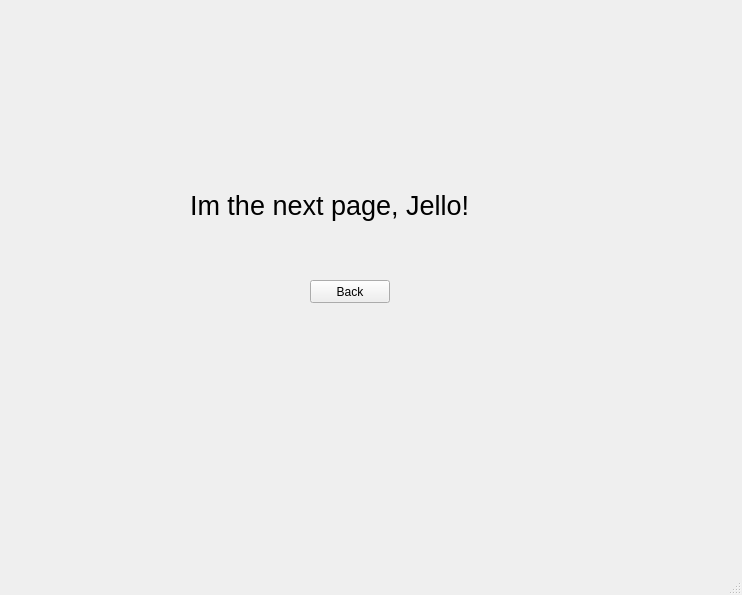
Qt form guiv1.ui (ggrkp/projectv1) before a commit.
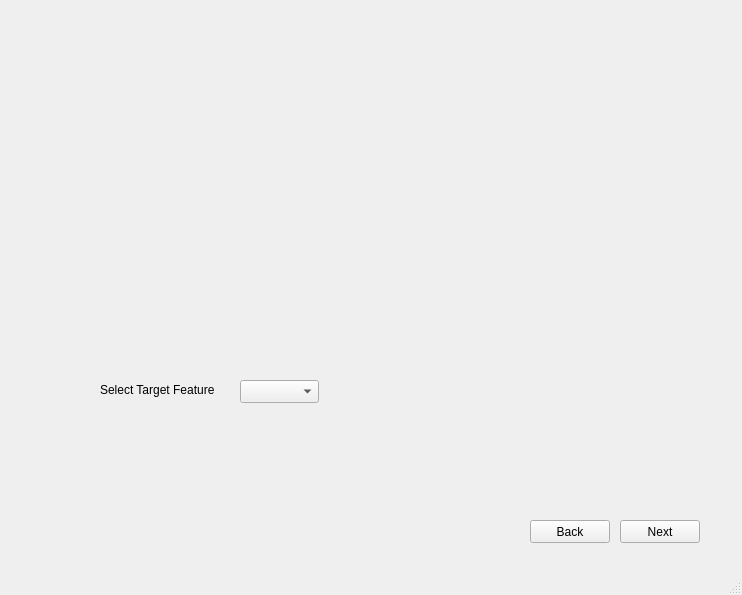
The same form after that commit.

```diff
--- a/guiv1.ui
+++ b/guiv1.ui
@@ -17,10 +17,10 @@
    <widget class="QStackedWidget" name="stackedWidget">
     <property name="geometry">
      <rect>
-      <x>40</x>
+      <x>10</x>
       <y>10</y>
-      <width>671</width>
-      <height>511</height>
+      <width>691</width>
+      <height>541</height>
      </rect>
     </property>
     <property name="currentIndex">
@@ -127,35 +127,105 @@
      </widget>
     </widget>
     <widget class="QWidget" name="page_2">
+     <widget class="QPushButton" name="backButton1">
+      <property name="geometry">
+       <rect>
+        <x>520</x>
+        <y>510</y>
+        <width>80</width>
+        <height>23</height>
+       </rect>
+      </property>
+      <property name="text">
+       <string>Back</string>
+      </property>
+     </widget>
+     <widget class="QPushButton" name="nextButton1">
+      <property name="geometry">
+       <rect>
+        <x>610</x>
+        <y>510</y>
+        <width>80</width>
+        <height>23</height>
+       </rect>
+      </property>
+      <property name="text">
+       <string>Next</string>
+      </property>
+     </widget>
+     <widget class="QComboBox" name="comboBox">
+      <property name="geometry">
+       <rect>
+        <x>230</x>
+        <y>370</y>
+        <width>79</width>
+        <height>23</height>
+       </rect>
+      </property>
+      <property name="maximumSize">
+       <size>
+        <width>79</width>
+        <height>16777215</height>
+       </size>
+      </property>
+     </widget>
+     <widget class="QLabel" name="label_5">
+      <property name="geometry">
+       <rect>
+        <x>90</x>
+        <y>370</y>
+        <width>131</width>
+        <height>20</height>
+       </rect>
+      </property>
+      <property name="text">
+       <string>Select Target Feature</string>
+      </property>
+     </widget>
+    </widget>
+    <widget class="QWidget" name="page_3">
+     <widget class="QPushButton" name="pushButton_3">
+      <property name="geometry">
+       <rect>
+        <x>580</x>
+        <y>470</y>
+        <width>80</width>
+        <height>23</height>
+       </rect>
+      </property>
+      <property name="text">
+       <string>Next</string>
+      </property>
+     </widget>
+     <widget class="QPushButton" name="pushButton_4">
+      <property name="geometry">
+       <rect>
+        <x>500</x>
+        <y>470</y>
+        <width>80</width>
+        <height>23</height>
+       </rect>
+      </property>
+      <property name="text">
+       <string>Back</string>
+      </property>
+     </widget>
      <widget class="QLabel" name="label_4">
       <property name="geometry">
        <rect>
-        <x>150</x>
-        <y>150</y>
-        <width>351</width>
-        <height>91</height>
+        <x>10</x>
+        <y>130</y>
+        <width>691</width>
+        <height>121</height>
        </rect>
       </property>
       <property name="font">
        <font>
-        <pointsize>20</pointsize>
+        <pointsize>30</pointsize>
        </font>
       </property>
       <property name="text">
-       <string>Im the next page, Jello!</string>
-      </property>
-     </widget>
-     <widget class="QPushButton" name="pushButton">
-      <property name="geometry">
-       <rect>
-        <x>270</x>
-        <y>270</y>
-        <width>80</width>
-        <height>23</height>
-       </rect>
-      </property>
-      <property name="text">
-       <string>Back</string>
+       <string>Im the 3rd Page. Later Bitches.</string>
       </property>
      </widget>
     </widget>
```
Left out of the diff: 140 changed lines with no effect on the pictures.
